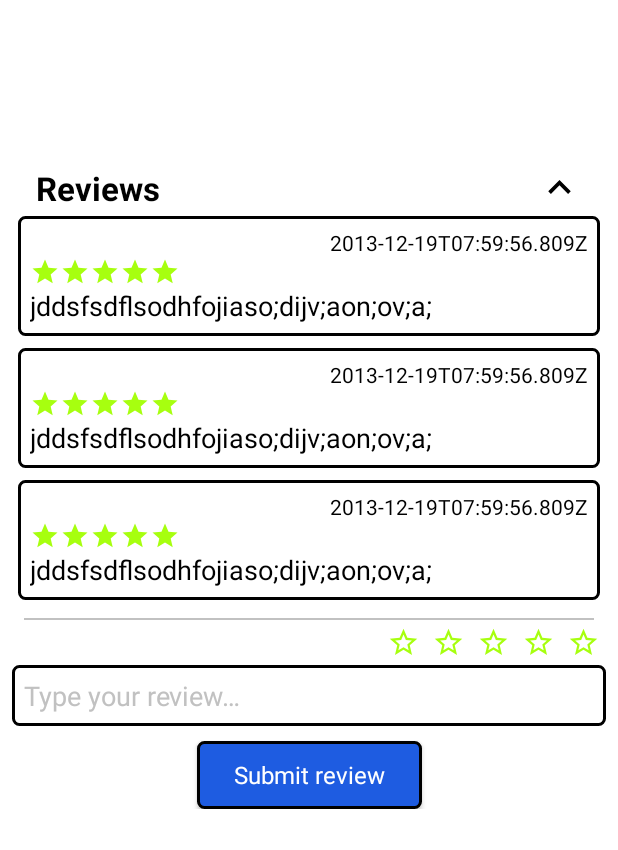
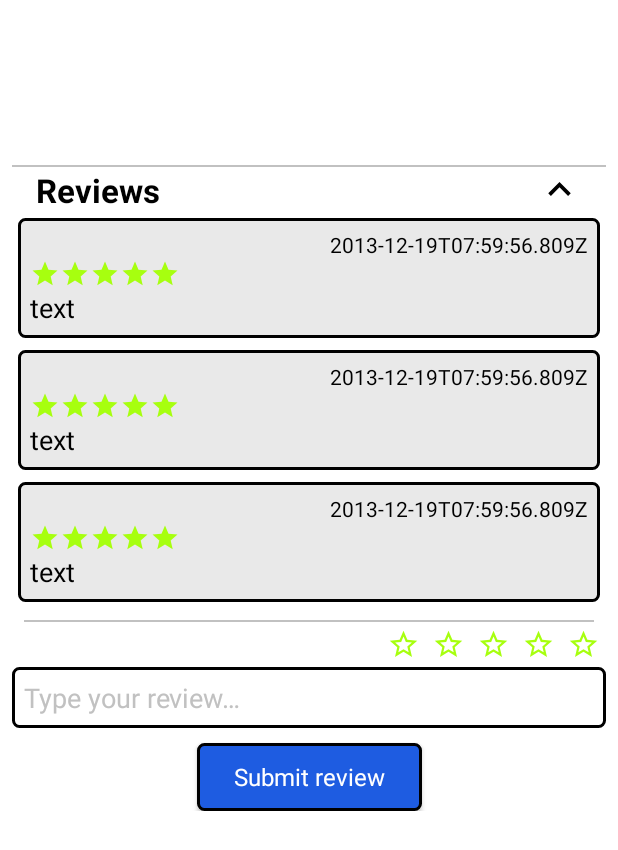
Before and after one commit to stoplus/Test, an Android app: the layout fragment_product_detail.xml on its own in the app's theme, with its tools: preview values and no code run, on a phone screen of 412 x 824 dp. Shown: the top 850 px of the screen. Run offline under Robolectric (Android 15) with nearby library versions, the phone set to English and light mode, and no system bars.

```diff
--- /dev/null
+++ b/app/src/main/res/drawable/frame_black_with_color.xml
@@ -0,0 +1,10 @@
+<?xml version="1.0" encoding="utf-8"?>
+<shape xmlns:android="http://schemas.android.com/apk/res/android"
+    android:thickness="0dp"
+    android:shape="rectangle">
+    <stroke android:width="2dp"
+        android:color="#000000"/>
+    <corners android:radius="4dp" />
+    <solid android:color="@color/background_light_gray"/>
+
+</shape>
--- a/app/src/main/res/layout/container_for_activity.xml
+++ b/app/src/main/res/layout/container_for_activity.xml
@@ -11,7 +11,7 @@
         android:id="@+id/main_toolbar"
         android:layout_width="match_parent"
         android:layout_height="?attr/actionBarSize"
-        android:background="@color/gray"
+        android:background="@color/yellow_pressed"
         app:layout_scrollFlags="scroll|exitUntilCollapsed">
 
         <include
@@ -44,7 +44,7 @@
             android:layout_height="match_parent"
             android:layout_gravity="start"
             android:fitsSystemWindows="true"
-            android:background="@color/gray"
+            android:background="@color/blue_pressed_light"
             app:menu="@menu/activity_drawer" />
 
     </androidx.drawerlayout.widget.DrawerLayout>
--- a/app/src/main/res/layout/fragment_product_detail.xml
+++ b/app/src/main/res/layout/fragment_product_detail.xml
@@ -24,6 +24,11 @@
             app:layout_constraintEnd_toEndOf="parent"
             app:layout_constraintStart_toStartOf="parent"
             app:layout_constraintTop_toBottomOf="@+id/commentAdapter" />
+
+        <View
+            android:layout_width="match_parent"
+            android:layout_height="1dp"
+            android:background="@color/gray"/>
 
         <androidx.constraintlayout.widget.ConstraintLayout
             android:layout_width="match_parent"
--- a/app/src/main/res/layout/item_rate.xml
+++ b/app/src/main/res/layout/item_rate.xml
@@ -3,8 +3,9 @@
     xmlns:app="http://schemas.android.com/apk/res-auto"
     android:layout_width="match_parent"
     android:layout_height="wrap_content"
+    xmlns:tools="http://schemas.android.com/tools"
     android:layout_margin="4dp"
-    android:background="@drawable/frame_black"
+    android:background="@drawable/frame_black_with_color"
     android:padding="8dp">
 
     <androidx.constraintlayout.widget.ConstraintLayout
@@ -19,7 +20,7 @@
             android:id="@+id/rateDate"
             android:layout_width="wrap_content"
             android:layout_height="wrap_content"
-            android:text="2013-12-19T07:59:56.809Z"
+            tools:text="2013-12-19T07:59:56.809Z"
             android:textColor="@color/black"
             android:textSize="14sp"
             app:layout_constraintEnd_toEndOf="parent"
@@ -39,7 +40,7 @@
         android:id="@+id/rateComment"
         android:layout_width="match_parent"
         android:layout_height="wrap_content"
-        android:text="jddsfsdflsodhfojiaso;dijv;aon;ov;a;"
+        tools:text="text"
         android:textColor="@color/black"
         android:textSize="18sp"
         app:layout_constraintEnd_toEndOf="parent"
--- a/app/src/main/res/values/colors.xml
+++ b/app/src/main/res/values/colors.xml
@@ -15,10 +15,12 @@
     <color name="blue">#1E5CE1</color>
     <color name="blue_pressed">#5A87E6</color>
     <color name="blue_pressed_link">#8EADF1</color>
+    <color name="blue_pressed_light">#CCDDFF</color>
     <color name="yellow">#E18700</color>
     <color name="yellow_pressed">#F3B963</color>
     <color name="gray">#C1C1C1</color>
     <color name="gray_pressed">#E9E7E7</color>
+    <color name="background_light_gray">#E9E9E9</color>
 
     <color name="light_gray_color">#EFEFEF</color>
     <color name="winner_color">#0D9407</color>
```
Also changed, not shown: app/src/main/java/com/test/data/ApiManager.kt (+7 -0 lines), app/src/main/java/com/test/data/PreferencesManager.kt (+23 -9 lines), app/src/main/java/com/test/ui/MainViewModel.kt (+8 -0 lines), app/src/main/java/com/test/ui/profile/FragmentProfile.kt (+46 -9 lines).
